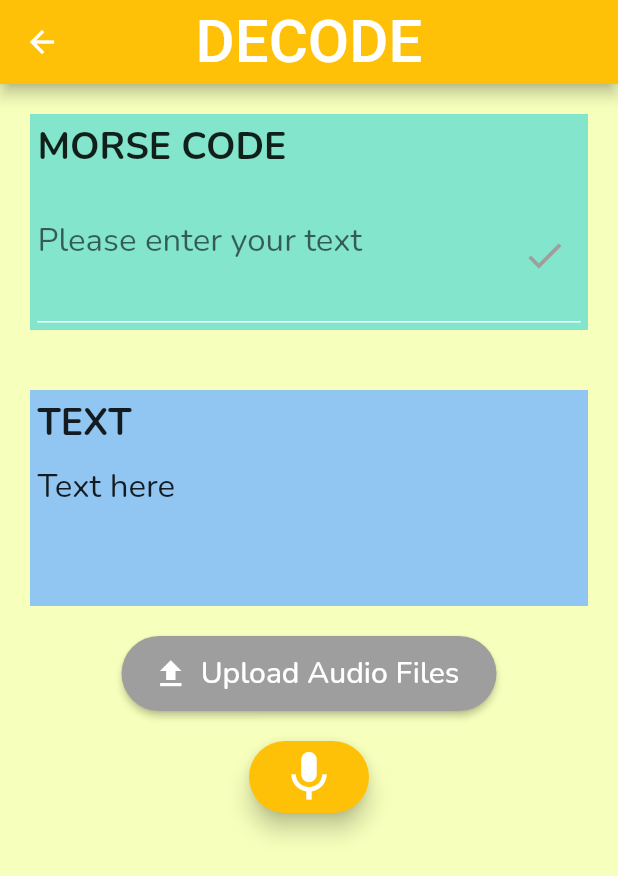
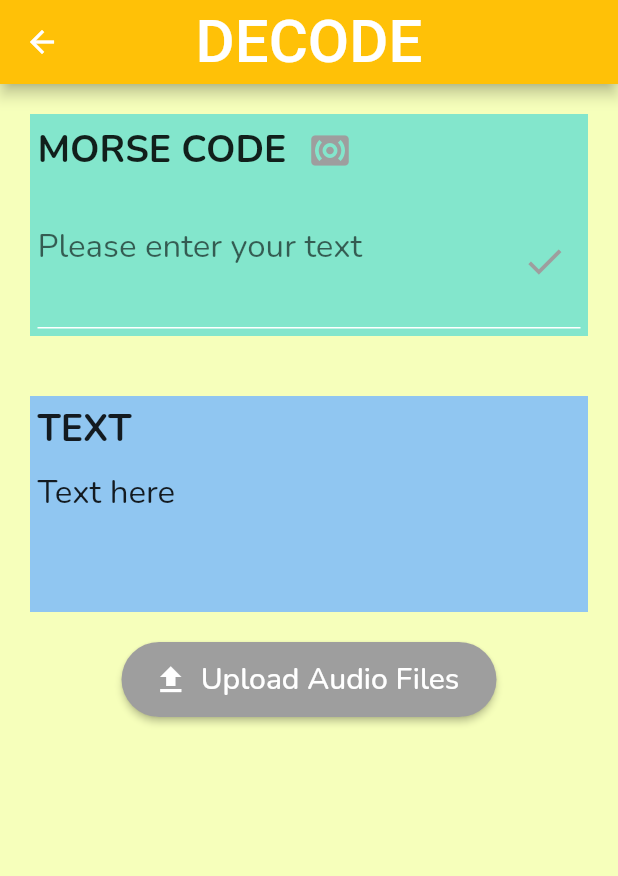
Before and after one commit to hueymiin1999/audio-morse-app, a Flutter app: the screen it shows after launch, after a tap on "Decode", on a phone screen of 412 x 824 dp. Shown: the top 876 px of the screen. Run offline on Flutter 3.47's test engine with Material 2 defaults, Android fonts, the phone set to English and light mode, and no system bars; our stand-ins replace avatar_glow, file_picker, get_it, just_audio, shared_preferences, speech_to_text; Roboto replaces fonts that are missing (CarterOne).

Commit message:
Fix UI and decode page

```diff
--- a/lib/decode/decode_page.dart
+++ b/lib/decode/decode_page.dart
@@ -2,6 +2,9 @@ import 'package:file_picker/file_picker.dart';
 import 'package:flutter/material.dart';
 import 'package:morse_code_app/decode/decode_viewmodel.dart';
 import 'package:morse_code_app/model/decode.dart';
+import 'package:just_audio/just_audio.dart';
+
+import '../model/audio_morse.dart';
 
 class DecodePage extends StatefulWidget {
   static Route<dynamic> route() =>
@@ -16,6 +19,21 @@ class _DecodePageState extends State<DecodePage> {
   final DecodeViewmodel viewmodel = DecodeViewmodel();
   final morseTextController = TextEditingController();
   Decode? decode;
+  AudioMorse? audioMorse;
+
+  late AudioPlayer player;
+
+  @override
+  void initState() {
+    super.initState();
+    player = AudioPlayer();
+  }
+
+  @override
+  void dispose() {
+    player.dispose();
+    super.dispose();
+  }
 
   @override
   Widget build(BuildContext context) {
@@ -46,13 +64,55 @@ class _DecodePageState extends State<DecodePage> {
                 mainAxisSize: MainAxisSize.min,
                 crossAxisAlignment: CrossAxisAlignment.start,
                 children: [
-                  const Padding(
-                    padding: EdgeInsets.all(5.0),
-                    child: Text(
-                      "MORSE CODE",
-                      style:
-                          TextStyle(fontSize: 25, fontWeight: FontWeight.bold),
-                    ),
+                  Row(
+                    children: [
+                      const Padding(
+                        padding: EdgeInsets.all(5.0),
+                        child: Text(
+                          "MORSE CODE",
+                          style: TextStyle(
+                              fontSize: 25, fontWeight: FontWeight.bold),
+                        ),
+                      ),
+                      IconButton(
+                          onPressed: (() async {
+                            String morse;
+                            if (decode?.morseMessage != null ||
+                                decode?.morseMessage == "") {
+                              morse = decode!.processedMorse.toString();
+
+                              audioMorse =
+                                  await viewmodel.playMorseSound(morse);
+                              await player
+                                  .setFilePath(audioMorse!.path.toString());
+                              player.play();
+                            } else {
+                              AlertDialog alert = AlertDialog(
+                                title: const Text("Error!"),
+                                content: const Text(
+                                    "Plaese make sure you have encode the text."),
+                                actions: [
+                                  TextButton(
+                                      onPressed: () {
+                                        Navigator.pop(context);
+                                      },
+                                      child: const Text("Okay")),
+                                ],
+                              );
+
+                              showDialog(
+                                  context: context,
+                                  builder: (BuildContext cotext) {
+                                    return alert;
+                                  });
+                            }
+                          }),
+                          icon: const Icon(
+                            Icons.surround_sound,
+                            size: 30,
+                            color: Colors.grey,
+                          ))
+                    ],
                   ),
                   Container(
                     margin: const EdgeInsets.all(5.0),
@@ -159,16 +219,6 @@ class _DecodePageState extends State<DecodePage> {
                   shape: RoundedRectangleBorder(
                       borderRadius: BorderRadius.circular(35.0))),
             ),
-            Padding(
-              padding: const EdgeInsets.all(20.0),
-              child: FloatingActionButton.extended(
-                  label: const Icon(
-                    Icons.mic,
-                    size: 40,
-                  ),
-                  backgroundColor: Colors.amber,
-                  onPressed: () {}),
-            )
           ],
         ),
       ),
--- a/lib/main_menu/main_page.dart
+++ b/lib/main_menu/main_page.dart
@@ -14,7 +14,8 @@ class _MainPageState extends State<MainPage> {
   Widget build(BuildContext context) {
     return Scaffold(
       backgroundColor: Colors.amber,
-      body: Column(
+      body: SingleChildScrollView(
+        child: Column(
           children: [
             SizedBox(
                 height: MediaQuery.of(context).size.height / 4,
@@ -26,27 +27,24 @@ class _MainPageState extends State<MainPage> {
                     fontSize: 40,
                   ),
                 ))),
-          Container(
-            margin: const EdgeInsets.all(10),
-            height: MediaQuery.of(context).size.height * 3 / 4 - 20,
-            child: Column(
+            Column(
               children: [
                 // Row 1
                 Row(
                   mainAxisAlignment: MainAxisAlignment.center,
                   children: [
                     Container(
-                      height: 90,
-                      width: 90,
-                      margin: const EdgeInsets.all(10.0),
+                      height: MediaQuery.of(context).size.height * 1 / 7,
+                      width: MediaQuery.of(context).size.width * 2 / 7,
+                      //margin: const EdgeInsets.all(10.0),
                       child: const Icon(
                         Icons.mail,
                         size: 80,
                       ),
                     ),
                     Container(
-                      height: 90,
-                      width: 230,
+                      height: MediaQuery.of(context).size.height * 1 / 10,
+                      width: MediaQuery.of(context).size.width * 3 / 5,
                       margin: const EdgeInsets.all(10.0),
                       child: ElevatedButton(
                         onPressed: () {
@@ -74,8 +72,8 @@ class _MainPageState extends State<MainPage> {
                   mainAxisAlignment: MainAxisAlignment.center,
                   children: [
                     Container(
-                      height: 90,
-                      width: 90,
+                      height: MediaQuery.of(context).size.height * 1 / 7,
+                      width: MediaQuery.of(context).size.width * 2 / 7,
                       margin: const EdgeInsets.all(10.0),
                       child: const Icon(
                         Icons.how_to_vote,
@@ -83,8 +81,8 @@ class _MainPageState extends State<MainPage> {
                       ),
                     ),
                     Container(
-                      height: 90,
-                      width: 230,
+                      height: MediaQuery.of(context).size.height * 1 / 10,
+                      width: MediaQuery.of(context).size.width * 3 / 5,
                       margin: const EdgeInsets.all(10.0),
                       child: ElevatedButton(
                         onPressed: () {
@@ -112,8 +110,8 @@ class _MainPageState extends State<MainPage> {
                   mainAxisAlignment: MainAxisAlignment.center,
                   children: [
                     Container(
-                      height: 90,
-                      width: 90,
+                      height: MediaQuery.of(context).size.height * 1 / 7,
+                      width: MediaQuery.of(context).size.width * 2 / 7,
                       margin: const EdgeInsets.all(10.0),
                       child: const Icon(
                         Icons.auto_stories,
@@ -121,8 +119,8 @@ class _MainPageState extends State<MainPage> {
                       ),
                     ),
                     Container(
-                      height: 90,
-                      width: 230,
+                      height: MediaQuery.of(context).size.height * 1 / 10,
+                      width: MediaQuery.of(context).size.width * 3 / 5,
                       margin: const EdgeInsets.all(10.0),
                       child: ElevatedButton(
                         onPressed: () {
@@ -150,8 +148,8 @@ class _MainPageState extends State<MainPage> {
                   mainAxisAlignment: MainAxisAlignment.center,
                   children: [
                     Container(
-                      height: 90,
-                      width: 90,
+                      height: MediaQuery.of(context).size.height * 1 / 7,
+                      width: MediaQuery.of(context).size.width * 2 / 7,
                       margin: const EdgeInsets.all(10.0),
                       child: const Icon(
                         Icons.settings,
@@ -159,8 +157,8 @@ class _MainPageState extends State<MainPage> {
                       ),
                     ),
                     Container(
-                      height: 90,
-                      width: 230,
+                      height: MediaQuery.of(context).size.height * 1 / 10,
+                      width: MediaQuery.of(context).size.width * 3 / 5,
                       margin: const EdgeInsets.all(10.0),
                       child: ElevatedButton(
                         onPressed: () {
@@ -185,8 +183,8 @@ class _MainPageState extends State<MainPage> {
                 ),
               ],
             ),
-          )
           ],
+        ),
       ),
     );
   }
--- a/lib/model/decode.dart
+++ b/lib/model/decode.dart
@@ -3,11 +3,11 @@ class Decode {
   String? processedMorse;
   String? decodedMessage;
 
-  Decode({required this.processedMorse, required this.decodedMessage});
+  Decode({required this.morseMessage, required this.decodedMessage});
 
   Decode.fromJson(Map<String, dynamic> json)
       : this(
-            processedMorse: json['processedMes'],
+            morseMessage: json['processedMes'],
             decodedMessage: json['decodedMes']);
 
   Map<String, dynamic> toJson() => {
@@ -16,7 +16,7 @@ class Decode {
       };
 
   void getMorseMes() {
-    String morse = processedMorse!.replaceAll('/', ' ');
+    String morse = morseMessage!.replaceAll('/', ' ');
     processedMorse = morse.replaceAll(';', '   ');
   }
 }
```
Also changed, not shown: lib/decode/decode_viewmodel.dart (+29 -1 lines), lib/services/decode_data_service.dart (+10 -0 lines). Lines whose indentation alone changed are shown as unchanged.
